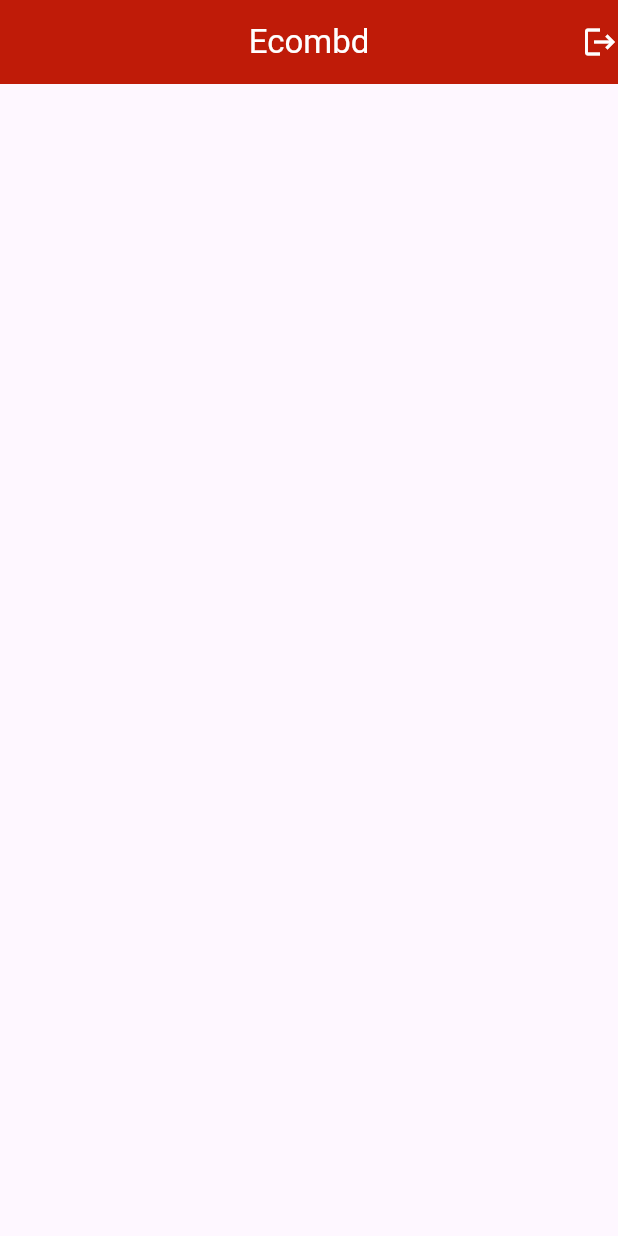
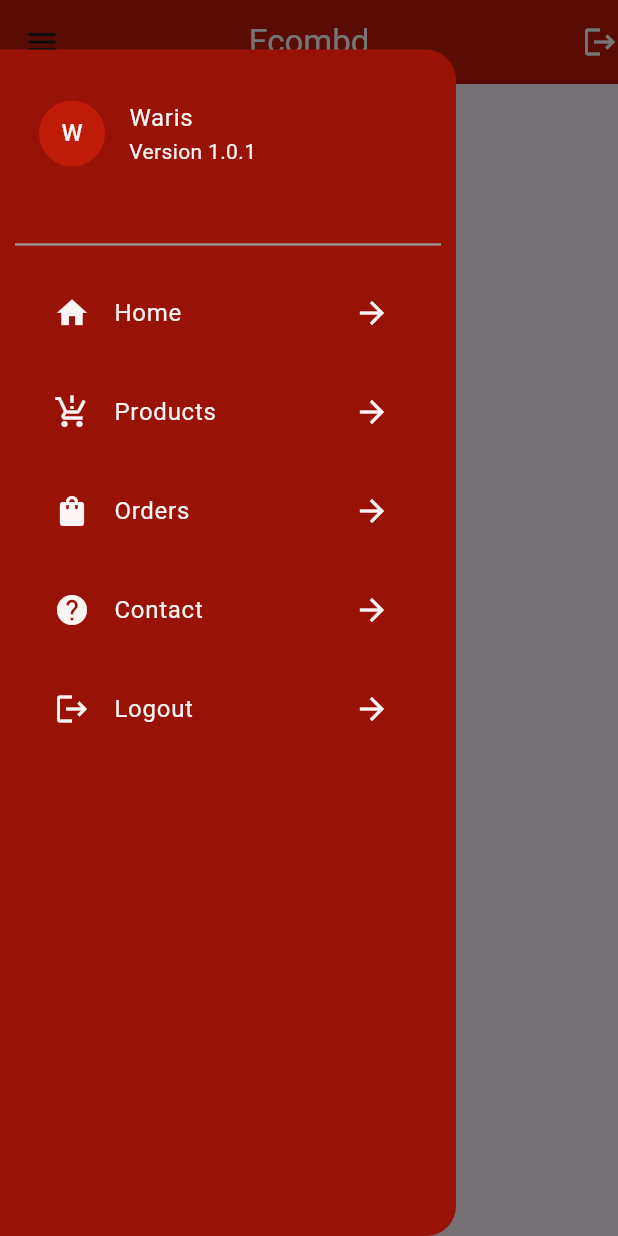
Before and after one commit to majharul-islam181/Ecommerce-Firebase, a Flutter app: the UserScreen screen opened directly, with the side drawer open (before the commit the screen has no drawer), on a phone screen of 412 x 824 dp. Run offline on Flutter 3.47's test engine with Material 3 defaults, Android fonts, the light colour scheme and no system bars; our stand-ins replace cloud_firestore, firebase_auth, firebase_core, firebase_messaging, flutter_easyloading, flutter_keyboard_visibility and 3 more; accounts and stored records are empty.

Commit message:
custom drawer added

```diff
--- a/lib/screens/admin-pannel/admin_screen.dart
+++ b/lib/screens/admin-pannel/admin_screen.dart
@@ -1,3 +1,4 @@
+import 'package:ecommerce_firebase/widgets/custom-drawer-widget.dart';
 import 'package:flutter/material.dart';
 
 class AdminScreen extends StatefulWidget {
@@ -11,7 +12,10 @@
   @override
   Widget build(BuildContext context) {
     return Scaffold(
-      appBar: AppBar(title: Text("Admin"),),
+      appBar: AppBar(
+        title: const Text("Admin"),
+      ),
+      drawer: const DrawerWidget(),
     );
   }
 }
--- a/lib/screens/auth-ui/splash_screen.dart
+++ b/lib/screens/auth-ui/splash_screen.dart
@@ -42,7 +42,7 @@
         Get.offAll(() => UserScreen());
       }
     } else {
-      Get.to(() => WelcomeScreen());
+      Get.offAll(() => WelcomeScreen());
     }
   }
 
--- a/lib/screens/user-pannel/user_screen.dart
+++ b/lib/screens/user-pannel/user_screen.dart
@@ -1,6 +1,7 @@
 import 'package:ecommerce_firebase/screens/auth-ui/welcome_screen.dart';
 import 'package:ecommerce_firebase/utils/colors.dart';
 import 'package:ecommerce_firebase/utils/strings.dart';
+import 'package:ecommerce_firebase/widgets/custom-drawer-widget.dart';
 import 'package:firebase_auth/firebase_auth.dart';
 import 'package:firebase_core/firebase_core.dart';
 import 'package:flutter/material.dart';
@@ -29,8 +30,8 @@
           InkWell(
               onTap: () async {
                 GoogleSignIn googleSignIn = GoogleSignIn();
-                FirebaseAuth _auth = FirebaseAuth.instance;
-                await _auth.signOut();
+                FirebaseAuth auth = FirebaseAuth.instance;
+                await auth.signOut();
                 await googleSignIn.signOut();
 
                 Get.offAll(() => WelcomeScreen());
@@ -41,6 +42,7 @@
               )),
         ],
       ),
+      drawer: const DrawerWidget(),
     );
   }
 }
--- /dev/null
+++ b/lib/widgets/custom-drawer-widget.dart
@@ -0,0 +1,168 @@
+// ignore_for_file: file_names, prefer_const_constructors, prefer_const_literals_to_create_immutables, sort_child_properties_last, no_leading_underscores_for_local_identifiers
+
+import 'package:ecommerce_firebase/screens/auth-ui/welcome_screen.dart';
+import 'package:ecommerce_firebase/utils/colors.dart';
+import 'package:firebase_auth/firebase_auth.dart';
+import 'package:flutter/material.dart';
+import 'package:get/get.dart';
+import 'package:google_sign_in/google_sign_in.dart';
+
+class DrawerWidget extends StatefulWidget {
+  const DrawerWidget({super.key});
+
+  @override
+  State<DrawerWidget> createState() => _DrawerWidgetState();
+}
+
+class _DrawerWidgetState extends State<DrawerWidget> {
+  @override
+  Widget build(BuildContext context) {
+    return Padding(
+      padding: EdgeInsets.only(top: Get.height / 25),
+      child: Drawer(
+        shape: RoundedRectangleBorder(
+          borderRadius: BorderRadius.only(
+            topRight: Radius.circular(20.0),
+            bottomRight: Radius.circular(20.0),
+          ),
+        ),
+        child: Wrap(
+          runSpacing: 10,
+          children: [
+            Padding(
+              padding:
+                  const EdgeInsets.symmetric(horizontal: 10.0, vertical: 20.0),
+              child: ListTile(
+                titleAlignment: ListTileTitleAlignment.center,
+                title: Text(
+                  "Waris",
+                  style: TextStyle(color: AppColors.appTextColor),
+                ),
+                subtitle: Text(
+                  "Version 1.0.1",
+                  style: TextStyle(color: AppColors.appTextColor),
+                ),
+                leading: CircleAvatar(
+                  radius: 22.0,
+                  backgroundColor: AppColors.appMainColor,
+                  child: Text(
+                    "W",
+                    style: TextStyle(color: AppColors.appTextColor),
+                  ),
+                ),
+              ),
+            ),
+            Divider(
+              indent: 10.0,
+              endIndent: 10.0,
+              thickness: 1.5,
+              color: Colors.grey,
+            ),
+            Padding(
+              padding: const EdgeInsets.symmetric(horizontal: 20.0),
+              child: ListTile(
+                titleAlignment: ListTileTitleAlignment.center,
+                title: Text(
+                  "Home",
+                  style: TextStyle(color: AppColors.appTextColor),
+                ),
+                leading: Icon(
+                  Icons.home,
+                  color: AppColors.appTextColor,
+                ),
+                trailing: Icon(
+                  Icons.arrow_forward,
+                  color: AppColors.appTextColor,
+                ),
+              ),
+            ),
+            Padding(
+              padding: const EdgeInsets.symmetric(horizontal: 20.0),
+              child: ListTile(
+                titleAlignment: ListTileTitleAlignment.center,
+                title: Text(
+                  "Products",
+                  style: TextStyle(color: AppColors.appTextColor),
+                ),
+                leading: Icon(
+                  Icons.production_quantity_limits,
+                  color: AppColors.appTextColor,
+                ),
+                trailing: Icon(
+                  Icons.arrow_forward,
+                  color: AppColors.appTextColor,
+                ),
+              ),
+            ),
+            Padding(
+              padding: const EdgeInsets.symmetric(horizontal: 20.0),
+              child: ListTile(
+                titleAlignment: ListTileTitleAlignment.center,
+                title: Text(
+                  "Orders",
+                  style: TextStyle(color: AppColors.appTextColor),
+                ),
+                leading: Icon(
+                  Icons.shopping_bag,
+                  color: AppColors.appTextColor,
+                ),
+                trailing: Icon(
+                  Icons.arrow_forward,
+                  color: AppColors.appTextColor,
+                ),
+                onTap: () {
+                  Get.back();
+                  // Get.to(() => AllOrdersScreen());
+                },
+              ),
+            ),
+            Padding(
+              padding: const EdgeInsets.symmetric(horizontal: 20.0),
+              child: ListTile(
+                titleAlignment: ListTileTitleAlignment.center,
+                title: Text(
+                  "Contact",
+                  style: TextStyle(color: AppColors.appTextColor),
+                ),
+                leading: Icon(
+                  Icons.help,
+                  color: AppColors.appTextColor,
+                ),
+                trailing: Icon(
+                  Icons.arrow_forward,
+                  color: AppColors.appTextColor,
+                ),
+              ),
+            ),
+            Padding(
+              padding: const EdgeInsets.symmetric(horizontal: 20.0),
+              child: ListTile(
+                onTap: () async {
+                  GoogleSignIn googleSignIn = GoogleSignIn();
+                  FirebaseAuth _auth = FirebaseAuth.instance;
+                  await _auth.signOut();
+                  await googleSignIn.signOut();
+                  Get.offAll(() => WelcomeScreen());
+                },
+                titleAlignment: ListTileTitleAlignment.center,
+                title: Text(
+                  "Logout",
+                  style: TextStyle(color: AppColors.appTextColor),
+                ),
+                leading: Icon(
+                  Icons.logout,
+                  color: AppColors.appTextColor,
+                ),
+                trailing: Icon(
+                  Icons.arrow_forward,
+                  color: AppColors.appTextColor,
+                ),
+              ),
+            ),
+          ],
+        ),
+        backgroundColor: AppColors.appSecondaryColor,
+      ),
+    );
+  }
+}
```
